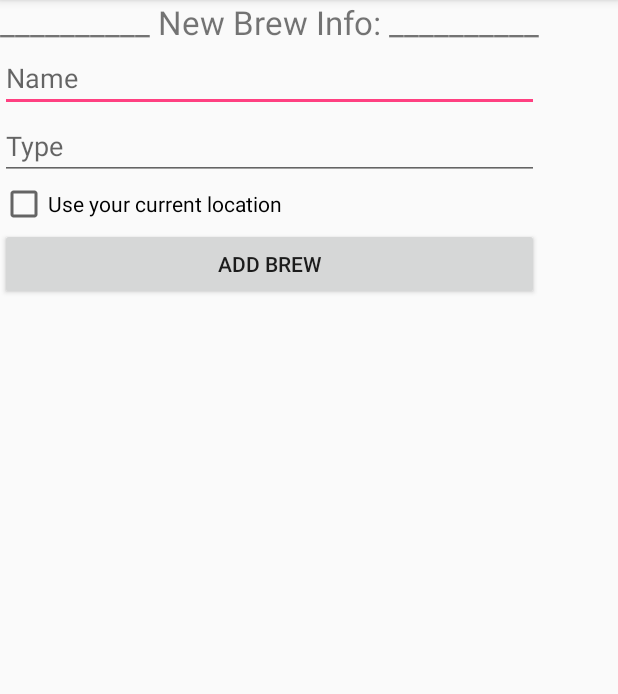
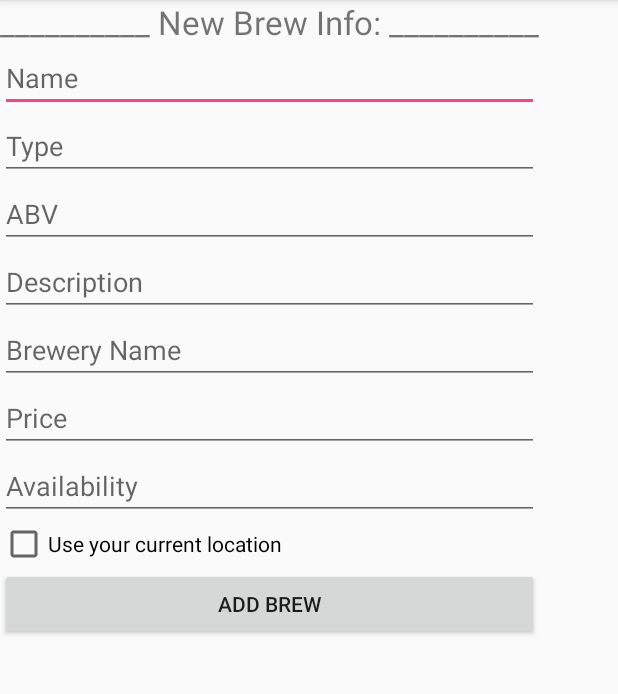
Before and after one commit to Mikhail617/BrewBuddy, an Android app: the AddABrewActivity screen opened directly, with no data from a screen before it, after a tap on "ADD BREW", on a phone screen of 412 x 824 dp, the part 84-778 px from its top. Run offline under Robolectric (Android 15) with nearby library versions, the phone set to English and light mode, and no system bars.

Commit message:
More brew fields, more buttons in main activity.

```diff
--- a/ANDROID/BrewBuddy/app/src/main/java/com/example/mikhailefroimson/brewbuddy/BrewBuddyDatabaseContract.java
+++ b/ANDROID/BrewBuddy/app/src/main/java/com/example/mikhailefroimson/brewbuddy/BrewBuddyDatabaseContract.java
@@ -22,5 +22,9 @@ public final class BrewBuddyDatabaseContract {
         public static final String TABLE_BREWS = "Brews";
         public static final String COLUMN_NAME = "Name";
         public static final String COLUMN_TYPE = "Type";
+        public static final String COLUMN_ABV = "ABV";
+        public static final String COLUMN_BREWERY = "Brewery";
+        public static final String COLUMN_PRICE = "Price";
+        public static final String COLUMN_AVAILABILITY = "Availability";
     }
 }
--- a/ANDROID/BrewBuddy/app/src/main/java/com/example/mikhailefroimson/brewbuddy/BrewBuddyDatabaseHelper.java
+++ b/ANDROID/BrewBuddy/app/src/main/java/com/example/mikhailefroimson/brewbuddy/BrewBuddyDatabaseHelper.java
@@ -43,7 +43,11 @@ public class BrewBuddyDatabaseHelper extends SQLiteOpenHelper {
             "CREATE TABLE " + BrewBuddyDatabaseContract.Brews.TABLE_BREWS + " (" +
                     BrewBuddyDatabaseContract.Brews._ID + " INTEGER PRIMARY KEY," +
                     BrewBuddyDatabaseContract.Brews.COLUMN_NAME + " TEXT," +
-                    BrewBuddyDatabaseContract.Brews.COLUMN_TYPE + " TEXT)";
+                    BrewBuddyDatabaseContract.Brews.COLUMN_TYPE + " TEXT," +
+                    BrewBuddyDatabaseContract.Brews.COLUMN_ABV + " TEXT," +
+                    BrewBuddyDatabaseContract.Brews.COLUMN_BREWERY + " TEXT," +
+                    BrewBuddyDatabaseContract.Brews.COLUMN_PRICE + " TEXT," +
+                    BrewBuddyDatabaseContract.Brews.COLUMN_AVAILABILITY + " TEXT)";
 
     private static final String SQL_DELETE_BREWERIES =
             "DROP TABLE IF EXISTS " + BrewBuddyDatabaseContract.Breweries.TABLE_BREWERIES;
@@ -75,6 +79,10 @@ public class BrewBuddyDatabaseHelper extends SQLiteOpenHelper {
         ContentValues values = new ContentValues();
         values.put(BrewBuddyDatabaseContract.Brews.COLUMN_NAME, brew_name);
         values.put(BrewBuddyDatabaseContract.Brews.COLUMN_TYPE, brew_type);
+        values.put(BrewBuddyDatabaseContract.Brews.COLUMN_ABV, brew_type);
+        values.put(BrewBuddyDatabaseContract.Brews.COLUMN_BREWERY, brew_type);
+        values.put(BrewBuddyDatabaseContract.Brews.COLUMN_PRICE, brew_type);
+        values.put(BrewBuddyDatabaseContract.Brews.COLUMN_AVAILABILITY, brew_type);
 
         // Insert the new row, returning the primary key value of the new row
         long newRowId = db.insert(BrewBuddyDatabaseContract.Brews.TABLE_BREWS, null, values);
--- a/ANDROID/BrewBuddy/app/src/main/res/layout/activity_add_abrew.xml
+++ b/ANDROID/BrewBuddy/app/src/main/res/layout/activity_add_abrew.xml
@@ -22,7 +22,7 @@
             android:id="@+id/EditTextName"
             android:layout_height="wrap_content"
             android:hint="@string/BrewName"
-            android:inputType="textPersonName"
+            android:inputType="text"
             android:layout_width="fill_parent">
         </EditText>
 
@@ -30,7 +30,47 @@
             android:id="@+id/EditTextType"
             android:layout_height="wrap_content"
             android:hint="@string/BrewType"
-            android:inputType="textPersonName"
+            android:inputType="text"
+            android:layout_width="fill_parent">
+        </EditText>
+
+        <EditText
+            android:id="@+id/EditTextABV"
+            android:layout_height="wrap_content"
+            android:hint="@string/ABV"
+            android:inputType="text"
+            android:layout_width="fill_parent">
+        </EditText>
+
+        <EditText
+            android:id="@+id/EditTextDescription"
+            android:layout_height="wrap_content"
+            android:hint="@string/Description"
+            android:inputType="text"
+            android:layout_width="fill_parent">
+        </EditText>
+
+        <EditText
+            android:id="@+id/EditTextBrewery"
+            android:layout_height="wrap_content"
+            android:hint="@string/BreweryName"
+            android:inputType="text"
+            android:layout_width="fill_parent">
+        </EditText>
+
+        <EditText
+            android:id="@+id/EditTextPrice"
+            android:layout_height="wrap_content"
+            android:hint="@string/Price"
+            android:inputType="text"
+            android:layout_width="fill_parent">
+        </EditText>
+
+        <EditText
+            android:id="@+id/EditTextAvailability"
+            android:layout_height="wrap_content"
+            android:hint="@string/Availability"
+            android:inputType="text"
             android:layout_width="fill_parent">
         </EditText>
 
--- a/ANDROID/BrewBuddy/app/src/main/res/values/strings.xml
+++ b/ANDROID/BrewBuddy/app/src/main/res/values/strings.xml
@@ -6,7 +6,11 @@
     <string name="BrewInfo">__________ New Brew Info: __________</string>
     <string name="BrewName">Name</string>
     <string name="BrewType">Type</string>
-    <string name="BreweryName">Address</string>
+    <string name="ABV">ABV</string>
+    <string name="Description">Description</string>
+    <string name="Price">Price</string>
+    <string name="Availability">Availability</string>
+    <string name="BreweryName">Brewery Name</string>
     <string name="BreweryAddress">Address</string>
     <string name="BrewLocationUseCurrent">Use your current location</string>
     <string name="SubmitBrewButton">Add Brew</string>
```
Also changed, not shown: ANDROID/BrewBuddy/app/src/main/java/com/example/mikhailefroimson/brewbuddy/MainActivity.java (+8 -4 lines), ANDROID/BrewBuddy/app/src/main/res/layout/activity_main.xml (+59 -28 lines).
